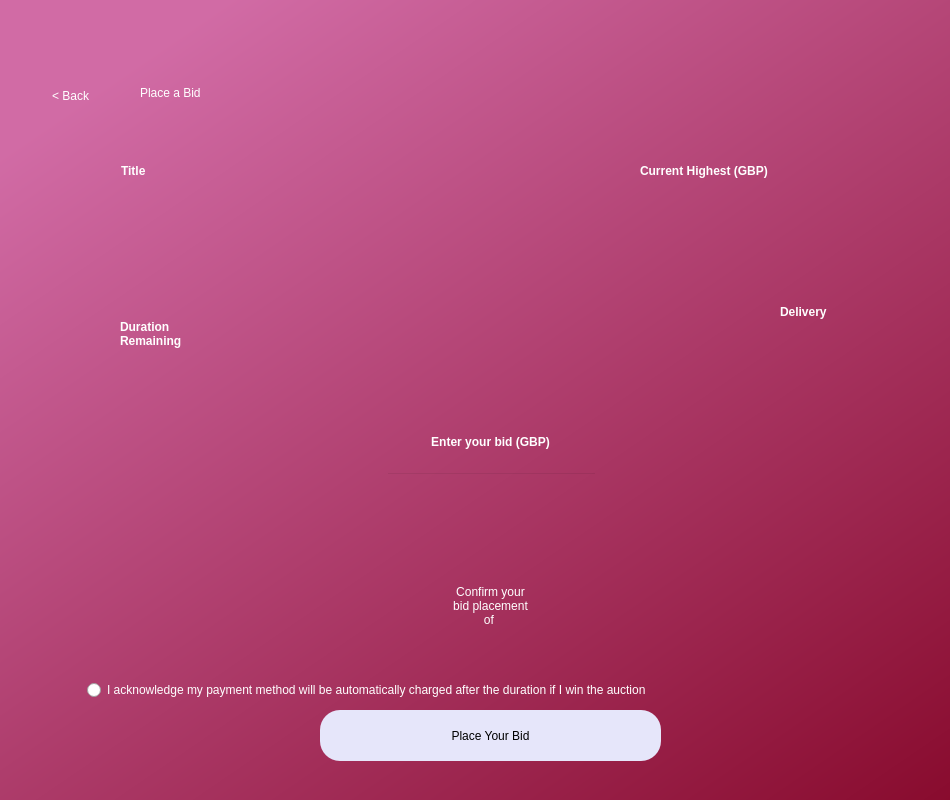
This is placebid.ui in AnshulS853/Coursework-Improved as Qt 5 draws it before an edit. The edited form follows.
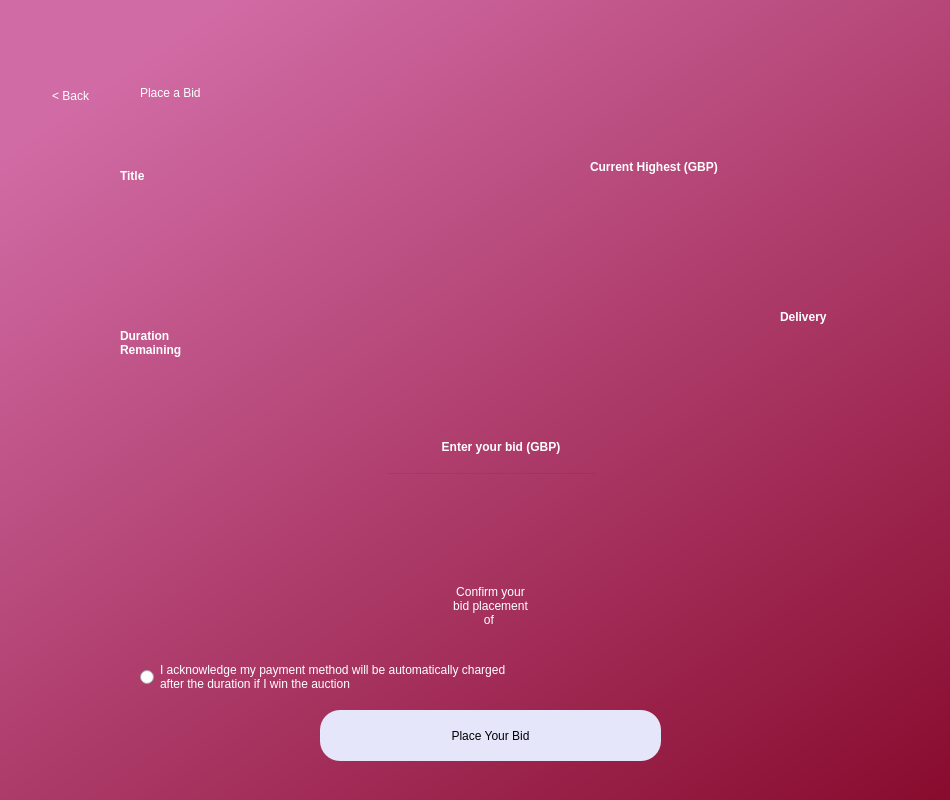
This is the edited form.

The edit to the form file:
```diff
--- a/placebid.ui
+++ b/placebid.ui
@@ -75,10 +75,10 @@
    <widget class="QLabel" name="label_4">
     <property name="geometry">
      <rect>
-      <x>121</x>
+      <x>120</x>
       <y>159</y>
-      <width>47</width>
-      <height>24</height>
+      <width>60</width>
+      <height>33</height>
      </rect>
     </property>
     <property name="styleSheet">
@@ -145,10 +145,10 @@
    <widget class="QLabel" name="label_5">
     <property name="geometry">
      <rect>
-      <x>640</x>
-      <y>159</y>
-      <width>231</width>
-      <height>24</height>
+      <x>590</x>
+      <y>150</y>
+      <width>304</width>
+      <height>33</height>
      </rect>
     </property>
     <property name="styleSheet">
@@ -182,10 +182,10 @@
    <widget class="QLabel" name="label_6">
     <property name="geometry">
      <rect>
-      <x>380</x>
+      <x>360</x>
       <y>430</y>
-      <width>221</width>
-      <height>24</height>
+      <width>282</width>
+      <height>33</height>
      </rect>
     </property>
     <property name="styleSheet">
@@ -241,17 +241,18 @@
    <widget class="QRadioButton" name="acceptcondition">
     <property name="geometry">
      <rect>
-      <x>87</x>
-      <y>680</y>
-      <width>821</width>
-      <height>20</height>
+      <x>140</x>
+      <y>650</y>
+      <width>641</width>
+      <height>54</height>
      </rect>
     </property>
     <property name="styleSheet">
      <string notr="true">font: 16pt &quot;MS Shell Dlg 2&quot;;color:rgb(255, 255, 255)</string>
     </property>
     <property name="text">
-     <string>I acknowledge my payment method will be automatically charged after the duration if I win the auction</string>
+     <string>I acknowledge my payment method will be automatically charged
+after the duration if I win the auction</string>
     </property>
    </widget>
    <widget class="QLabel" name="label_9">
@@ -259,8 +260,8 @@
      <rect>
       <x>120</x>
       <y>310</y>
-      <width>110</width>
-      <height>48</height>
+      <width>145</width>
+      <height>66</height>
      </rect>
     </property>
     <property name="styleSheet">
@@ -275,7 +276,7 @@
    <widget class="QLabel" name="durationfield">
     <property name="geometry">
      <rect>
-      <x>260</x>
+      <x>280</x>
       <y>310</y>
       <width>121</width>
       <height>71</height>
@@ -298,8 +299,8 @@
      <rect>
       <x>780</x>
       <y>300</y>
-      <width>85</width>
-      <height>24</height>
+      <width>112</width>
+      <height>33</height>
      </rect>
     </property>
     <property name="styleSheet">
@@ -334,9 +335,9 @@
    <widget class="QLabel" name="deliverylocation">
     <property name="geometry">
      <rect>
-      <x>570</x>
+      <x>520</x>
       <y>310</y>
-      <width>171</width>
+      <width>221</width>
       <height>61</height>
      </rect>
     </property>
```
